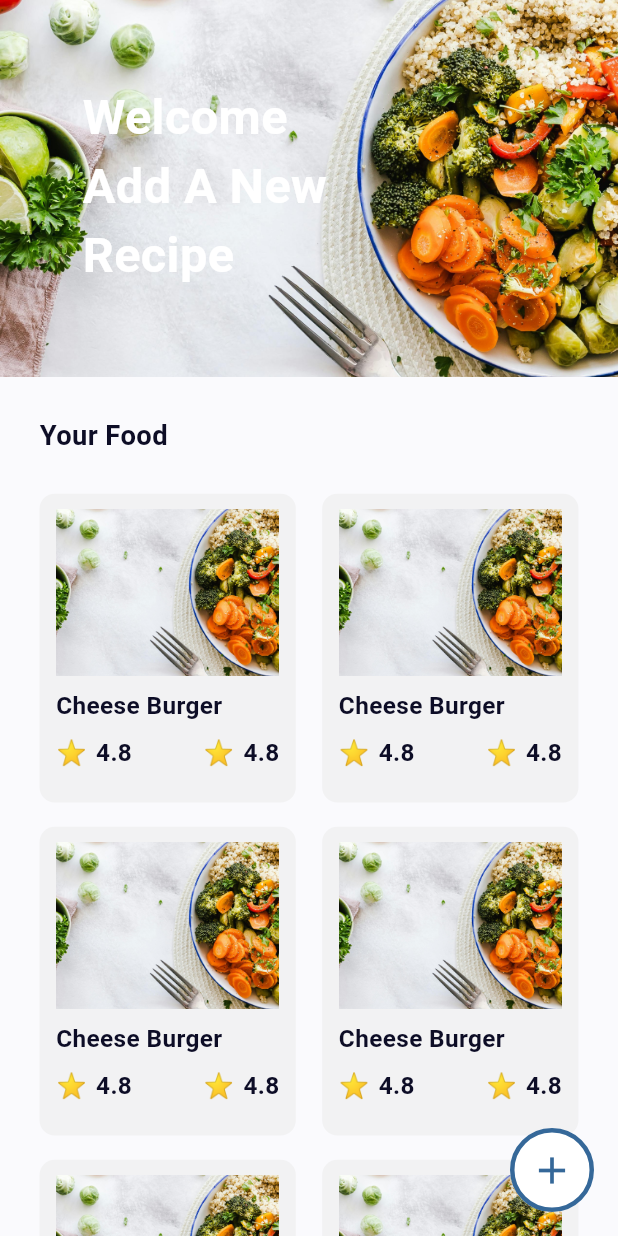
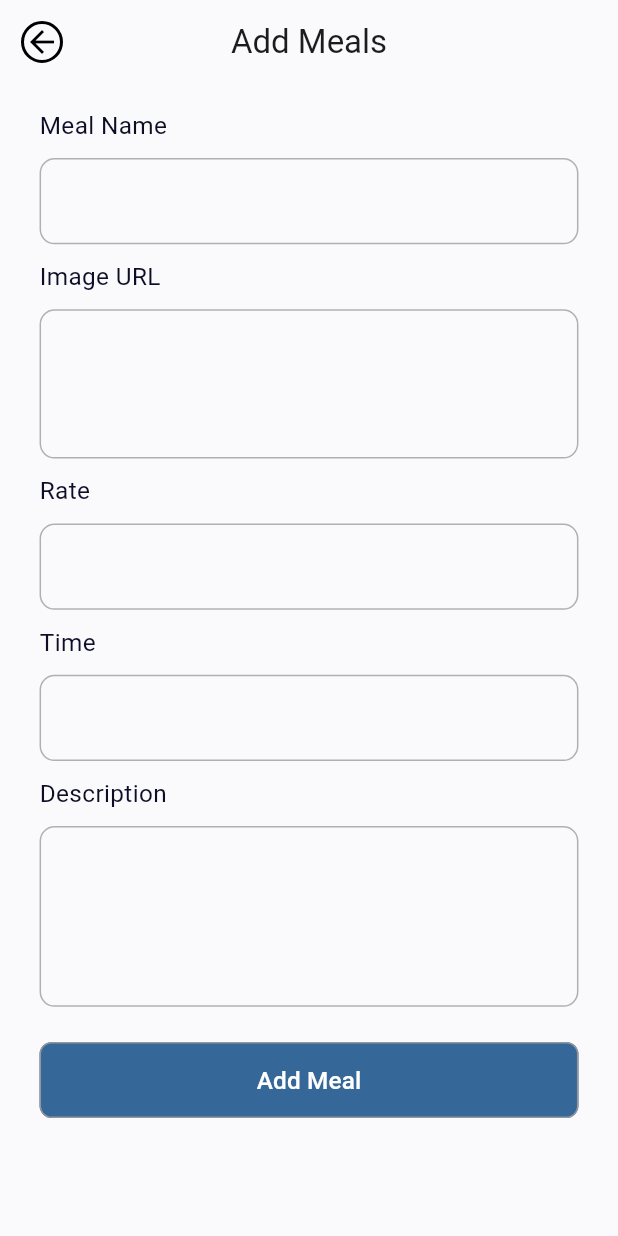
Before and after one commit to abootarek/meals_App_Sqflite, a Flutter app: the HomeScreen screen opened by its route, after a tap on the "add" icon, on a phone screen of 412 x 824 dp. Run offline on Flutter 3.47's test engine with Material 3 defaults, Android fonts, the phone set to English and light mode, and no system bars; our stand-ins replace flutter_screenutil, smooth_page_indicator.

Commit message:
finsh add meals Screen

```diff
--- a/lib/core/routing/app_routing.dart
+++ b/lib/core/routing/app_routing.dart
@@ -1,6 +1,7 @@
 import 'package:flutter/material.dart';
 import 'package:meleapp/core/routing/routers_app.dart';
-import 'package:meleapp/featuers/home/ui/home_screen.dart';
+import 'package:meleapp/featuers/home/ui/screens/add_meals_screen.dart';
+import 'package:meleapp/featuers/home/ui/screens/home_screen.dart';
 import 'package:meleapp/featuers/onbording/ui/onbording_screen.dart';
 
 class AppRouting {
@@ -16,6 +17,11 @@ class AppRouting {
         return MaterialPageRoute(
           builder: (_) => HomeScreen(),
         );
+      // Add Meals
+      case Routes.addMeals:
+        return MaterialPageRoute(
+          builder: (_) => AddMeals(),
+        );
       default:
         return null;
     }
--- a/lib/core/routing/routers_app.dart
+++ b/lib/core/routing/routers_app.dart
@@ -1,4 +1,5 @@
 class Routes {
   static const String onBoardingScreen = '/onBoardingScreen';
   static const String homeScreen = '/homeScreen';
+  static const String addMeals = '/addMeals';
 }
--- /dev/null
+++ b/lib/core/widgets/text_form_field_app.dart
@@ -0,0 +1,121 @@
+// ignore_for_file: public_member_api_docs, sort_constructors_first
+import 'package:flutter/material.dart';
+import 'package:flutter_screenutil/flutter_screenutil.dart';
+import 'package:meleapp/core/theming/colors_app.dart';
+import 'package:meleapp/core/theming/style_app.dart';
+
+// ignore: must_be_immutable
+class AppTextFormField extends StatelessWidget {
+  final EdgeInsetsGeometry? contentPadding;
+  final InputBorder? focusedBorder;
+  final InputBorder? enabledBorder;
+  final TextStyle? inputTextStyle;
+  final TextStyle? hintStyle;
+  final String hintText;
+  final String? labelText;
+
+  final bool? isObscureText;
+  final Widget? suffixIcon;
+  final Widget? prefixIcon;
+  final Color? backgroundColor;
+  final TextInputType? keyboardType;
+  final TextDirection? textDirection;
+  final TextEditingController? controller;
+  final Function(String?) validator;
+  void Function()? onTap;
+
+  // maxLines
+  int? maxLines;
+
+  AppTextFormField({
+    super.key,
+    this.contentPadding,
+    this.focusedBorder,
+    this.enabledBorder,
+    this.inputTextStyle,
+    this.hintStyle,
+    required this.hintText,
+    this.labelText,
+    this.isObscureText,
+    this.suffixIcon,
+    this.prefixIcon,
+    this.backgroundColor,
+    this.keyboardType,
+    this.controller,
+    required this.validator,
+    this.textDirection,
+    this.maxLines,
+    this.onTap,
+  });
+
+  @override
+  Widget build(BuildContext context) {
+    final bool isObscure = isObscureText ?? false;
+    final int safeMaxLines = isObscure ? 1 : (maxLines ?? 1);
+    return TextFormField(
+      autovalidateMode: AutovalidateMode.onUserInteraction,
+      onTap: onTap,
+      maxLines: safeMaxLines,
+      autofillHints: [
+        AutofillHints.email,
+      ],
+      keyboardType: keyboardType,
+      controller: controller,
+      textDirection: textDirection,
+      decoration: InputDecoration(
+        border: InputBorder.none,
+        isDense: true,
+        contentPadding: contentPadding ??
+            EdgeInsets.symmetric(horizontal: 20.w, vertical: 18.h),
+        focusedBorder: focusedBorder ??
+            OutlineInputBorder(
+              borderSide: const BorderSide(
+                color: ColorsApp.mainBlue,
+                width: 1,
+              ),
+              borderRadius: BorderRadius.circular(10.0),
+            ),
+        enabledBorder: enabledBorder ??
+            OutlineInputBorder(
+              borderSide: const BorderSide(
+                color: ColorsApp.lightBlueGray,
+                width: 1,
+              ),
+              borderRadius: BorderRadius.circular(10.0),
+            ),
+        errorBorder: OutlineInputBorder(
+          borderSide: const BorderSide(
+            color: Colors.red,
+            width: 1.3,
+          ),
+          borderRadius: BorderRadius.circular(10.0),
+        ),
+        focusedErrorBorder: OutlineInputBorder(
+          borderSide: const BorderSide(
+            color: Colors.red,
+            width: 1.3,
+          ),
+          borderRadius: BorderRadius.circular(10.0),
+        ),
+        // errorStyle: TextStyles.font14Red,
+        prefixStyle: TextStyles.font14Red,
+        hintStyle: hintStyle ?? TextStyles.font14Gray,
+        // .copyWith(color: ColorsApp.lightBlueGray),
+        counterStyle: TextStyles.font14Red,
+        // labelStyle: TextStyles.font14Gray,
+        hintText: hintText,
+        suffixIcon: suffixIcon,
+        prefixIcon: prefixIcon,
+        prefixIconColor: ColorsApp.gray,
+        suffixIconColor: ColorsApp.gray,
+        labelText: labelText,
+
+        fillColor: backgroundColor ?? ColorsApp.backGroundWhite,
+        filled: true,
+      ),
+      obscureText: isObscureText ?? false,
+      style: TextStyles.font14Black,
+      validator: (value) => validator(value),
+    );
+  }
+}
--- /dev/null
+++ b/lib/featuers/home/ui/screens/add_meals_screen.dart
@@ -0,0 +1,105 @@
+import 'package:flutter/material.dart';
+import 'package:flutter_screenutil/flutter_screenutil.dart';
+import 'package:meleapp/core/helper/sixe_box.dart';
+import 'package:meleapp/core/theming/colors_app.dart';
+import 'package:meleapp/core/theming/style_app.dart';
+import 'package:meleapp/core/widgets/button_app.dart';
+import 'package:meleapp/core/widgets/text_form_field_app.dart';
+
+class AddMeals extends StatelessWidget {
+  const AddMeals({super.key});
+
+  @override
+  Widget build(BuildContext context) {
+    return Scaffold(
+      appBar: AppBar(
+        leading: IconButton(
+          icon: Container(
+            decoration: BoxDecoration(
+              shape: BoxShape.circle,
+              border: Border.all(
+                style: BorderStyle.solid,
+                width: 2,
+                color: Colors.black,
+              ),
+            ),
+            child: const Icon(
+              Icons.arrow_back,
+              color: Colors.black,
+            ),
+          ),
+          onPressed: () => Navigator.pop(context),
+        ),
+        scrolledUnderElevation: 0,
+        backgroundColor: ColorsApp.backGroundWhite,
+        centerTitle: true,
+        title: const Text('Add Meals'),
+      ),
+      body: SingleChildScrollView(
+        child: Padding(
+          padding: EdgeInsets.symmetric(
+            horizontal: 24.w,
+            vertical: 16.h,
+          ),
+          child: Column(
+            spacing: 10.h,
+            crossAxisAlignment: CrossAxisAlignment.start,
+            children: [
+              Text(
+                'Meal Name',
+                style: TextStyles.font16Black,
+              ),
+              AppTextFormField(
+                hintText: '',
+                validator: (value) {},
+              ),
+              Text(
+                'Image URL',
+                style: TextStyles.font16Black,
+              ),
+              AppTextFormField(
+                maxLines: 3,
+                hintText: '',
+                validator: (value) {},
+              ),
+              Text(
+                'Rate',
+                style: TextStyles.font16Black,
+              ),
+              AppTextFormField(
+                keyboardType: TextInputType.number,
+                hintText: '',
+                validator: (value) {},
+              ),
+              Text(
+                'Time',
+                style: TextStyles.font16Black,
+              ),
+              AppTextFormField(
+                keyboardType: TextInputType.number,
+                hintText: '',
+                validator: (value) {},
+              ),
+              Text(
+                'Description',
+                style: TextStyles.font16Black,
+              ),
+              AppTextFormField(
+                maxLines: 4,
+                hintText: '',
+                validator: (value) {},
+              ),
+              verticalSpace(3.h),
+              AppTextButton(
+                borderRadius: 8.0.r,
+                buttonText: 'Add Meal',
+                textStyle: TextStyles.font16White,
+                onPressed: () {},
+              ),
+            ],
+          ),
+        ),
+      ),
+    );
+  }
+}
--- a/lib/featuers/home/ui/home_screen.dart
+++ b/lib/featuers/home/ui/screens/home_screen.dart
@@ -1,6 +1,8 @@
 import 'package:flutter/material.dart';
 import 'package:flutter_screenutil/flutter_screenutil.dart';
+import 'package:meleapp/core/helper/navigation.dart';
 import 'package:meleapp/core/helper/sixe_box.dart';
+import 'package:meleapp/core/routing/routers_app.dart';
 import 'package:meleapp/core/theming/colors_app.dart';
 import 'package:meleapp/featuers/home/ui/widgets/grid_view_builder_custom.dart';
 import 'package:meleapp/featuers/home/ui/widgets/stack_image_and_text.dart';
@@ -27,7 +29,9 @@ class HomeScreen extends StatelessWidget {
           color: ColorsApp.mainBlue,
           size: 30,
         ),
-        onPressed: () {},
+        onPressed: () {
+          context.pushNamed(Routes.addMeals);
+        },
       ),
       body: SingleChildScrollView(
         child: Column(
```
Also changed, not shown: lib/featuers/home/ui/screens/details_meals_screen.dart (added).
